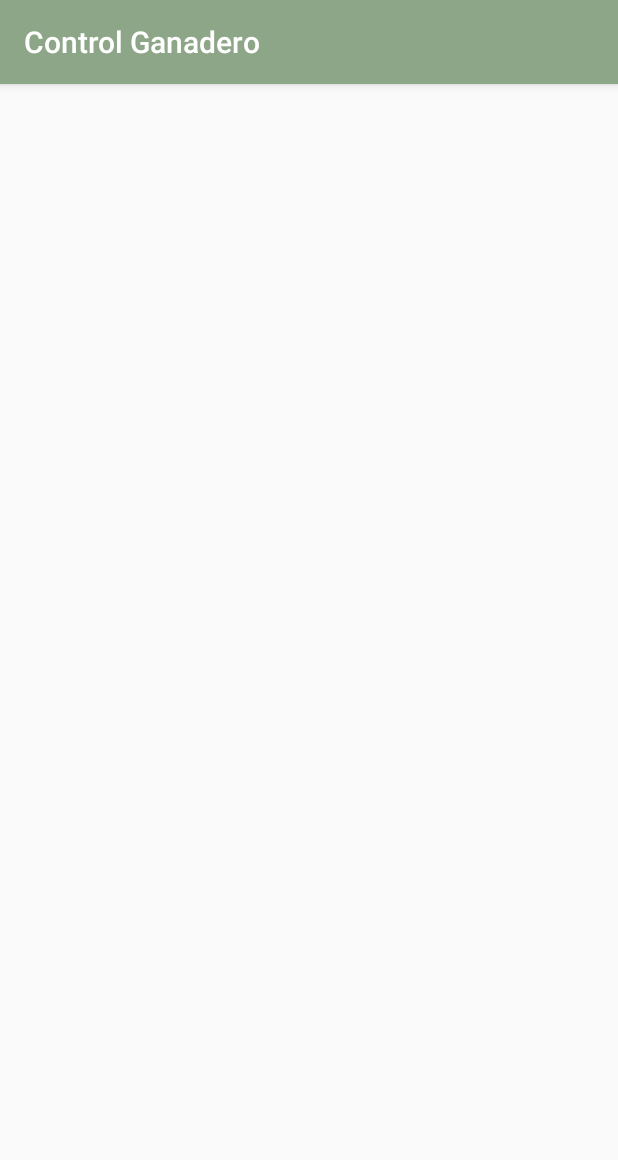
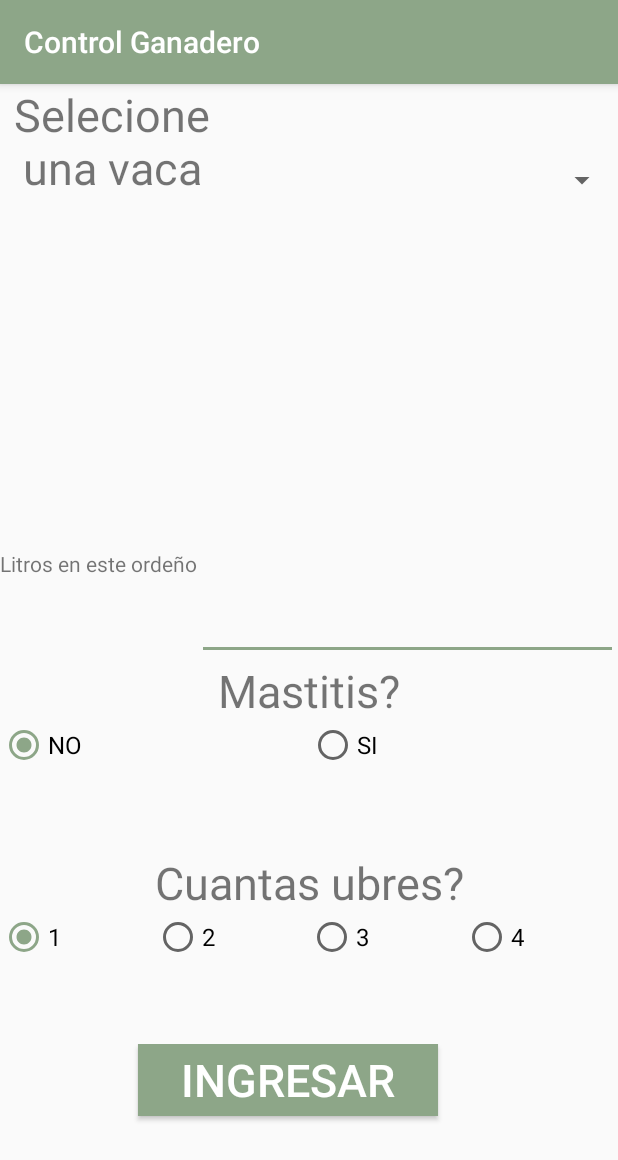
Before and after one commit to juanesteban1403/ControlGanadero, an Android app: the OrdenoActivity screen opened directly, with no data from a screen before it, on a phone screen of 412 x 824 dp. Shown: the top 1160 px of the screen. Run offline under Robolectric (Android 15) with nearby library versions, the phone set to English and light mode, and no system bars.

```diff
--- a/app/src/main/AndroidManifest.xml
+++ b/app/src/main/AndroidManifest.xml
@@ -39,7 +39,8 @@
         <activity android:name=".RegistroFincasActivity" />
         <activity android:name=".MiFincaActivity" />
         <activity android:name=".MisVacasActivity" />
-        <activity android:name=".OrdenoActivity"></activity>
+        <activity android:name=".OrdenoActivity" />
+        <activity android:name=".AgregarVacaActivity"></activity>
     </application>
 
 </manifest>
--- /dev/null
+++ b/app/src/main/java/com/proyecto/afinal/controlganadero/AgregarVacaActivity.java
@@ -0,0 +1,13 @@
+package com.proyecto.afinal.controlganadero;
+
+import android.support.v7.app.AppCompatActivity;
+import android.os.Bundle;
+
+public class AgregarVacaActivity extends AppCompatActivity {
+
+    @Override
+    protected void onCreate(Bundle savedInstanceState) {
+        super.onCreate(savedInstanceState);
+        setContentView(R.layout.activity_agregar_vaca);
+    }
+}
--- /dev/null
+++ b/app/src/main/res/layout/activity_agregar_vaca.xml
@@ -0,0 +1,9 @@
+<?xml version="1.0" encoding="utf-8"?>
+<android.support.constraint.ConstraintLayout xmlns:android="http://schemas.android.com/apk/res/android"
+    xmlns:app="http://schemas.android.com/apk/res-auto"
+    xmlns:tools="http://schemas.android.com/tools"
+    android:layout_width="match_parent"
+    android:layout_height="match_parent"
+    tools:context="com.proyecto.afinal.controlganadero.AgregarVacaActivity">
+
+</android.support.constraint.ConstraintLayout>
--- a/app/src/main/res/layout/activity_mis_vacas.xml
+++ b/app/src/main/res/layout/activity_mis_vacas.xml
@@ -1,5 +1,5 @@
 <?xml version="1.0" encoding="utf-8"?>
-<LinearLayout xmlns:android="http://schemas.android.com/apk/res/android"
+<android.support.design.widget.CoordinatorLayout xmlns:android="http://schemas.android.com/apk/res/android"
     xmlns:app="http://schemas.android.com/apk/res-auto"
     xmlns:tools="http://schemas.android.com/tools"
     android:layout_width="match_parent"
@@ -12,5 +12,12 @@
         android:id="@+id/listavacas">
 
     </ListView>
+    <android.support.design.widget.FloatingActionButton
+        android:id="@+id/fab"
+        android:layout_width="wrap_content"
+        android:layout_height="wrap_content"
+        android:layout_gravity="bottom|end"
+        android:layout_margin="@dimen/fab_margin"
+        app:srcCompat="@drawable/add" />
 
-</LinearLayout>
+</android.support.design.widget.CoordinatorLayout>
--- a/app/src/main/res/layout/activity_ordeno.xml
+++ b/app/src/main/res/layout/activity_ordeno.xml
@@ -1,9 +1,150 @@
 <?xml version="1.0" encoding="utf-8"?>
-<android.support.constraint.ConstraintLayout xmlns:android="http://schemas.android.com/apk/res/android"
+<LinearLayout xmlns:android="http://schemas.android.com/apk/res/android"
     xmlns:app="http://schemas.android.com/apk/res-auto"
     xmlns:tools="http://schemas.android.com/tools"
     android:layout_width="match_parent"
+    android:orientation="vertical"
     android:layout_height="match_parent"
     tools:context="com.proyecto.afinal.controlganadero.OrdenoActivity">
 
-</android.support.constraint.ConstraintLayout>
+    <LinearLayout
+        android:layout_width="match_parent"
+        android:layout_height="0dp"
+        android:layout_weight="1"
+        android:orientation="horizontal"
+        >
+        <TextView
+            android:layout_width="150dp"
+            android:layout_height="match_parent"
+            android:text="Selecione una vaca"
+            android:textSize="30dp"
+            android:textAlignment="center"
+            />
+        <Spinner
+            android:layout_width="match_parent"
+            android:layout_height="match_parent"></Spinner>
+    </LinearLayout>
+    <LinearLayout
+        android:layout_width="match_parent"
+        android:layout_height="0dp"
+        android:layout_weight="1"
+        >
+        <ListView
+            android:layout_width="match_parent"
+            android:layout_height="match_parent"
+            android:id="@+id/listavacaordeno">
+
+        </ListView>
+    </LinearLayout>
+    <LinearLayout
+        android:layout_width="match_parent"
+        android:layout_height="0dp"
+        android:layout_weight="1"
+        android:orientation="horizontal"
+        >
+        <TextView
+            android:layout_width="wrap_content"
+            android:layout_height="wrap_content"
+            android:text="Litros en este ordeño"
+            android:layout_gravity="center"/>
+        <EditText
+            android:layout_width="match_parent"
+            android:layout_height="match_parent"
+            android:inputType="numberDecimal"
+            android:id="@+id/tIngresoordeno"/>
+
+    </LinearLayout>
+    <LinearLayout
+        android:layout_width="match_parent"
+        android:layout_height="0dp"
+        android:layout_weight="1"
+        android:orientation="vertical"
+        >
+        <TextView
+            android:layout_width="match_parent"
+            android:layout_height="wrap_content"
+            android:text="Mastitis?"
+            android:gravity="center"
+            android:textSize="30dp"/>
+        <RadioGroup
+            android:layout_width="match_parent"
+            android:layout_height="wrap_content"
+            android:orientation="horizontal">
+
+            <RadioButton style="@style/RadioButtonStyle"
+                android:text="NO"
+                android:id="@+id/bsi"
+                android:checked="true"
+                android:onClick="onRadioButtonClicked"/>
+            <RadioButton style="@style/RadioButtonStyle"
+                android:text="SI"
+                android:id="@+id/bno"
+                android:checked="false"
+                android:onClick="onRadioButtonClicked"/>
+
+
+
+        </RadioGroup>
+    </LinearLayout>
+    <LinearLayout
+        android:layout_width="match_parent"
+        android:layout_height="0dp"
+        android:layout_weight="1"
+        android:orientation="vertical"
+        >
+        <TextView
+            android:layout_width="match_parent"
+            android:layout_height="wrap_content"
+            android:text="Cuantas ubres?"
+            android:gravity="center"
+            android:textSize="30dp"/>
+        <RadioGroup
+            android:layout_width="match_parent"
+            android:layout_height="wrap_content"
+            android:orientation="horizontal">
+
+            <RadioButton style="@style/RadioButtonStyle"
+                android:text="1"
+                android:id="@+id/buno"
+                android:checked="true"
+                android:onClick="onRadioButtonClicked"/>
+            <RadioButton style="@style/RadioButtonStyle"
+                android:text="2"
+                android:id="@+id/bdos"
+                android:checked="false"
+                android:onClick="onRadioButtonClicked"/>
+            <RadioButton style="@style/RadioButtonStyle"
+                android:text="3"
+                android:id="@+id/btres"
+                android:checked="false"
+                android:onClick="onRadioButtonClicked"/>
+            <RadioButton style="@style/RadioButtonStyle"
+                android:text="4"
+                android:id="@+id/bcuatro"
+                android:checked="false"
+                android:onClick="onRadioButtonClicked"/>
+
+        </RadioGroup>
+
+
+    </LinearLayout>
+    <LinearLayout
+        android:layout_width="match_parent"
+        android:layout_height="0dp"
+        android:layout_weight="1"
+        android:orientation="horizontal"
+
+        >
+        <Button
+            android:layout_width="200dp"
+            android:layout_height="wrap_content"
+            android:layout_gravity="center_horizontal"
+            android:background="@color/proyecto"
+            android:textColorHint="@color/white"
+            android:hint="INGRESAR"
+            android:layout_marginLeft="92dp"
+            android:textSize="30dp"
+            />
+    </LinearLayout>
+
+</LinearLayout>
--- a/app/src/main/res/layout/list_vacas.xml
+++ b/app/src/main/res/layout/list_vacas.xml
@@ -27,7 +27,8 @@
                 android:layout_gravity="center"
                 android:text="vaca1"
                 android:textSize="25dp"
-                android:layout_marginLeft="20dp"/>
+                android:layout_marginLeft="20dp"
+                android:id="@+id/tNombrevaca"/>
         </LinearLayout>
         <LinearLayout
             android:layout_width="match_parent"
@@ -39,13 +40,15 @@
                 android:text="25litros"
                 android:textAlignment="textEnd"
                 android:layout_marginTop="25dp"
-                android:textSize="15dp"/>
+                android:textSize="15dp"
+                android:id="@+id/tLitros"/>
             <TextView
                 android:layout_width="match_parent"
                 android:layout_height="wrap_content"
                 android:text="prox evento 27/03/217"
                 android:textAlignment="textEnd"
-                android:textSize="15dp"/>
+                android:textSize="15dp"
+                android:id="@+id/tProxevento"/>
 
         </LinearLayout>
 
--- a/app/src/main/res/values/styles.xml
+++ b/app/src/main/res/values/styles.xml
@@ -16,6 +16,13 @@
     <style name="AppTheme.AppBarOverlay" parent="ThemeOverlay.AppCompat.Dark.ActionBar" />
 
     <style name="AppTheme.PopupOverlay" parent="ThemeOverlay.AppCompat.Light" />
+    <style name="RadioButtonStyle">
+        <item name="android:layout_width">0dp</item>
+        <item name="android:layout_weight">1</item>
+        <item name="android:layout_height">wrap_content</item>
+        <item name="android:textSize">@dimen/activity_horizontal_margin</item>
+
+    </style>
 
 
 </resources>
```
